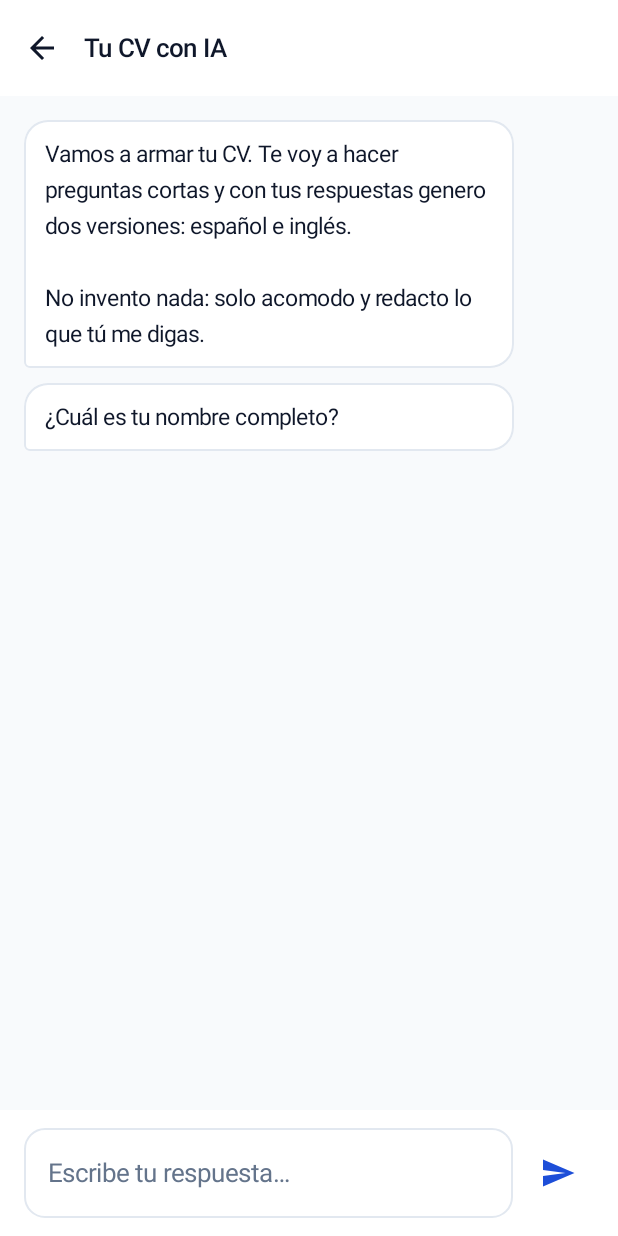
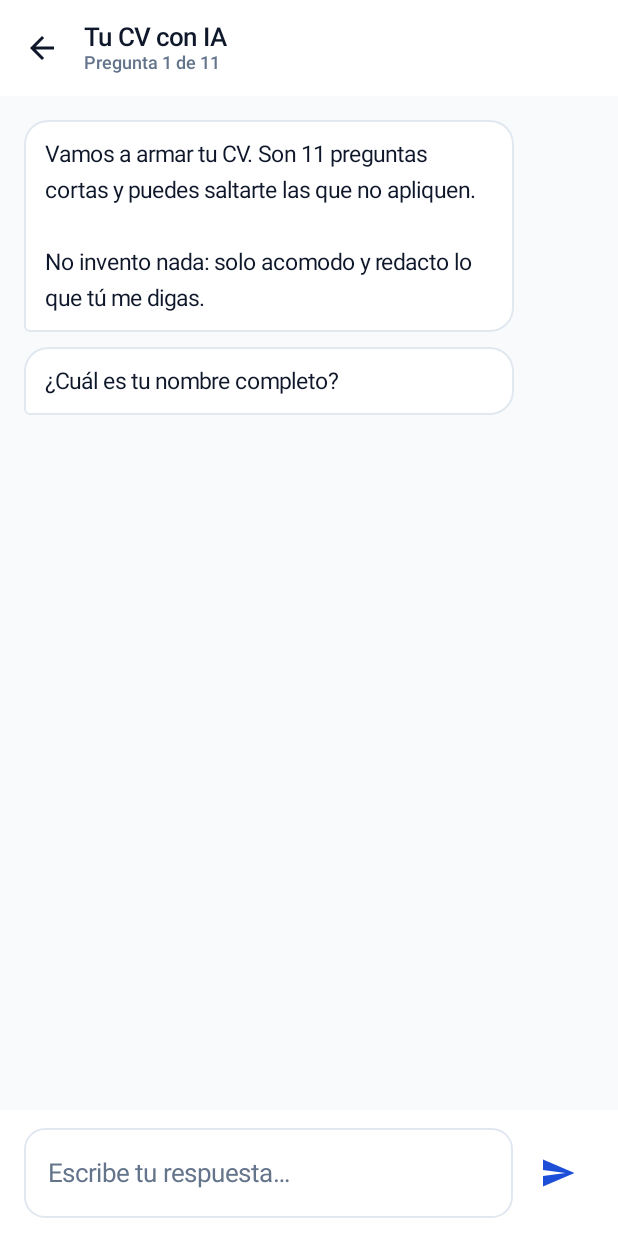
Before and after one commit to angeluzt/Mi-primer-empleo, an Android app built with Jetpack Compose: the PantallaCv screen opened through its navigation route, on a phone screen of 412 x 824 dp. Run offline under Robolectric (Android 15) with nearby library versions, the phone set to English and light mode, and no system bars; libraries missing offline, so code that uses them is left out: com.android.billingclient.

Commit message:
Hacer que la entrevista del CV termine, en vez de preguntar para siempre
Dejar que la IA decidiera la siguiente pregunta fue una mala decisión. El modelo
nunca veía lo que ya había preguntado, así que volvía a pedir lo mismo, y cada
repetición sobrescribía la respuesta anterior bajo el mismo campo: se perdía
información que la persona ya había dado. Tampoco había nada que garantizara el
final, ni forma de forzar la generación, así que escribir "ya genera el archivo"
no servía de nada.

Las preguntas de un CV son siempre las mismas, así que ahora van en un guion fijo
de once campos. Responde al instante, no gasta tokens y llega al final siempre.
La IA conserva lo único que de verdad aporta: redactar el CV con esas respuestas.

"Generar mi CV" aparece en cuanto hay nombre, puesto, formación y algo que contar,
sin esperar a que nada lo autorice. Los campos que pueden no aplicar se saltan, y
la barra dice en qué pregunta vas.

El endpoint siguientePregunta y su prompt quedaron sin uso y se eliminaron del
backend, del cliente y del script de pruebas.

Co-Authored-By: Claude Opus 5 <noreply@anthropic.com>
Claude-Session: https://claude.ai/code/session_01BEYqfCcrP1mizfFuwVsZxh

```diff
--- /dev/null
+++ b/app/src/main/java/com/angeluzt/miprimerempleo/cv/GuionEntrevista.kt
@@ -0,0 +1,113 @@
+package com.angeluzt.miprimerempleo.cv
+
+/**
+ * Las preguntas del CV son siempre las mismas, así que van escritas aquí en vez de
+ * pedírselas a la IA una por una.
+ *
+ * Dejar que el modelo decidiera la siguiente pregunta salía caro, lento y, sobre todo,
+ * no terminaba: sin memoria de lo ya preguntado volvía a pedir lo mismo y la respuesta
+ * nueva pisaba la anterior. Un guion fijo responde al instante, no cuesta nada y llega
+ * al final siempre. La IA sigue haciendo lo único que de verdad necesita hacer:
+ * redactar el CV a partir de estas respuestas.
+ */
+data class Campo(
+    val id: String,
+    val pregunta: String,
+    val ayuda: String = "",
+    /** Si se puede saltar. Los que no, hacen falta para que el CV sirva de algo. */
+    val opcional: Boolean = true,
+    val sugerencias: List<String> = emptyList(),
+)
+
+object GuionEntrevista {
+
+    val campos = listOf(
+        Campo(
+            id = "nombre",
+            pregunta = "¿Cuál es tu nombre completo?",
+            opcional = false,
+        ),
+        Campo(
+            id = "puesto_buscado",
+            pregunta = "¿Qué puesto estás buscando?",
+            ayuda = "Aunque no te sientas listo todavía, escribe el que quieres.",
+            opcional = false,
+        ),
+        Campo(
+            id = "ciudad",
+            pregunta = "¿En qué ciudad vives?",
+            ayuda = "Solo ciudad y estado. Nunca pongas tu dirección exacta en un CV.",
+            opcional = false,
+        ),
+        Campo(
+            id = "contacto",
+            pregunta = "¿Tu teléfono y tu correo?",
+            ayuda = "Usa un correo serio. El que hiciste en secundaria no.",
+            opcional = false,
+        ),
+        Campo(
+            id = "enlaces",
+            pregunta = "¿Tienes LinkedIn o un portafolio?",
+            ayuda = "Pega los links. Si no tienes, sáltalo.",
+        ),
+        Campo(
+            id = "formacion",
+            pregunta = "¿Qué estudiaste, dónde y en qué años?",
+            ayuda = "Ejemplo: Ingeniería Industrial, Universidad de Guadalajara, 2020 a 2025.",
+            opcional = false,
+        ),
+        Campo(
+            id = "experiencia",
+            pregunta = "¿Has trabajado, hecho prácticas o servicio social?",
+            ayuda = "Cuéntame el puesto, dónde, cuándo y qué hacías. Si recuerdas algún " +
+                "número (cuántas personas, cuánto bajó algo, cuántos productos), dímelo: " +
+                "es lo que más peso tiene.",
+        ),
+        Campo(
+            id = "proyectos",
+            pregunta = "¿Has hecho algún proyecto por tu cuenta o para la escuela?",
+            ayuda = "Qué problema resolvía, qué hiciste tú y qué resultado dio. " +
+                "Si está en internet, pega el link.",
+        ),
+        Campo(
+            id = "cursos",
+            pregunta = "¿Tienes cursos o certificaciones?",
+            ayuda = "Nombre del curso, quién lo dio y el año.",
+        ),
+        Campo(
+            id = "habilidades",
+            pregunta = "¿Qué herramientas o habilidades manejas?",
+            ayuda = "Programas, técnicas, maquinaria. Solo lo que de verdad sabes usar.",
+        ),
+        Campo(
+            id = "idiomas",
+            pregunta = "¿Qué idiomas hablas y en qué nivel?",
+            ayuda = "Sé honesto: si pones inglés avanzado, te van a entrevistar en inglés.",
+            sugerencias = listOf(
+                "Español nativo",
+                "Español nativo, inglés básico",
+                "Español nativo, inglés intermedio",
+            ),
+        ),
+    )
+
+    /** Con esto ya se puede armar un CV decente; lo demás lo enriquece. */
+    private val minimos = setOf("nombre", "puesto_buscado", "formacion")
+
+    fun siguienteDespuesDe(id: String): Campo? {
+        val indice = campos.indexOfFirst { it.id == id }
+        return campos.getOrNull(indice + 1)
+    }
+
+    fun posicionDe(id: String): Int = campos.indexOfFirst { it.id == id } + 1
+
+    /**
+     * Se puede generar en cuanto están los mínimos y hay algo que contar:
+     * experiencia, un proyecto o cursos. Así nadie queda atrapado respondiendo.
+     */
+    fun sePuedeGenerar(respuestas: Map<String, String>): Boolean {
+        val completos = respuestas.filterValues { it.isNotBlank() }.keys
+        if (!completos.containsAll(minimos)) return false
+        return completos.any { it in setOf("experiencia", "proyectos", "cursos") }
+    }
+}
--- a/app/src/main/java/com/angeluzt/miprimerempleo/ui/CvViewModel.kt
+++ b/app/src/main/java/com/angeluzt/miprimerempleo/ui/CvViewModel.kt
@@ -5,6 +5,8 @@ import androidx.lifecycle.AndroidViewModel
 import androidx.lifecycle.viewModelScope
 import com.angeluzt.miprimerempleo.BuildConfig
 import com.angeluzt.miprimerempleo.MiPrimerEmpleoApp
+import com.angeluzt.miprimerempleo.cv.Campo
+import com.angeluzt.miprimerempleo.cv.GuionEntrevista
 import com.angeluzt.miprimerempleo.cv.ParCv
 import kotlinx.coroutines.flow.MutableStateFlow
 import kotlinx.coroutines.flow.StateFlow
@@ -16,132 +18,125 @@ import kotlinx.coroutines.launch
 data class TurnoCv(val esUsuario: Boolean, val texto: String)
 
 data class EstadoCv(
-    val turnos: List<TurnoCv> = APERTURA,
+    val turnos: List<TurnoCv> = emptyList(),
     val respuestas: Map<String, String> = emptyMap(),
-    val campoActual: String = "nombre",
-    val sugerencias: List<String> = emptyList(),
-    val pensando: Boolean = false,
-    val listoParaGenerar: Boolean = false,
+    val campo: Campo? = GuionEntrevista.campos.first(),
     val generando: Boolean = false,
     val cv: ParCv? = null,
     val error: String? = null,
 ) {
-    companion object {
-        /** La primera pregunta va fija para no gastar una llamada en algo que siempre es igual. */
-        val APERTURA = listOf(
-            TurnoCv(
-                false,
-                "Vamos a armar tu CV. Te voy a hacer preguntas cortas y con tus " +
-                    "respuestas genero dos versiones: español e inglés.\n\n" +
-                    "No invento nada: solo acomodo y redacto lo que tú me digas.",
-            ),
-            TurnoCv(false, "¿Cuál es tu nombre completo?"),
-        )
-    }
+    val puedeGenerar: Boolean get() = GuionEntrevista.sePuedeGenerar(respuestas)
+    val posicion: Int get() = campo?.let { GuionEntrevista.posicionDe(it.id) } ?: GuionEntrevista.campos.size
+    val total: Int get() = GuionEntrevista.campos.size
+    val terminoElGuion: Boolean get() = campo == null
 }
 
 class CvViewModel(app: Application) : AndroidViewModel(app) {
 
     private val contexto = app as MiPrimerEmpleoApp
-    private val _estado = MutableStateFlow(EstadoCv())
+    private val _estado = MutableStateFlow(estadoInicial())
     val estado: StateFlow<EstadoCv> = _estado.asStateFlow()
 
-    private suspend fun llaveLocal(): String =
-        if (BuildConfig.LLAVE_LOCAL_PERMITIDA) contexto.progreso.estado.first().llaveOpenAi else ""
-
-    private suspend fun token(): String = contexto.compras.tokenDelPase().orEmpty()
-
-    /**
-     * Sin llave pegada y sin backend desplegado no hay a quién preguntarle. Decirlo
-     * de frente evita que la persona se quede mirando «Escribiendo…» sin entender.
-     */
-    private fun faltaConfiguracion(llave: String): String? {
-        if (llave.isNotBlank()) return null
-        if (!BuildConfig.BACKEND_URL.contains("TU-PROYECTO")) return null
-        return if (BuildConfig.LLAVE_LOCAL_PERMITIDA) {
-            "Todavía no hay a quién preguntarle. Entra a Ajustes y pega tu llave de OpenAI, " +
-                "o compila la app apuntando a tu backend."
-        } else {
-            "El servicio no está disponible en este momento."
-        }
-    }
-
-    fun responder(texto: String) {
-        val limpio = texto.trim()
-        if (limpio.isEmpty() || _estado.value.pensando) return
-
-        _estado.update {
-            it.copy(
-                turnos = it.turnos + TurnoCv(true, limpio),
-                respuestas = it.respuestas + (it.campoActual to limpio),
-                sugerencias = emptyList(),
-                pensando = true,
-                error = null,
+    private fun estadoInicial(): EstadoCv {
+        val primero = GuionEntrevista.campos.first()
+        return EstadoCv(
+            turnos = listOf(
+                TurnoCv(
+                    false,
+                    "Vamos a armar tu CV. Son ${GuionEntrevista.campos.size} preguntas cortas " +
+                        "y puedes saltarte las que no apliquen.\n\n" +
+                        "No invento nada: solo acomodo y redacto lo que tú me digas.",
+                ),
+                TurnoCv(false, textoDe(primero)),
+            ),
+            campo = primero,
         )
     }
 
-        viewModelScope.launch {
-            val llave = llaveLocal()
-            faltaConfiguracion(llave)?.let { aviso ->
-                _estado.update { it.copy(pensando = false, error = aviso) }
-                return@launch
+    private fun textoDe(campo: Campo): String =
+        listOfNotNull(campo.pregunta, campo.ayuda.ifBlank { null }).joinToString("\n\n")
+
+    /** Guarda la respuesta y avanza. Sin llamadas de red: es instantáneo. */
+    fun responder(texto: String) {
+        val limpio = texto.trim()
+        val actual = _estado.value.campo ?: return
+        if (limpio.isEmpty()) return
+        avanzar(actual, limpio, TurnoCv(true, limpio))
     }
 
-            contexto.clienteCv
-                .siguientePregunta(token(), _estado.value.respuestas, llave)
-                .onSuccess { siguiente ->
-                    _estado.update {
-                        if (siguiente.terminado) {
-                            it.copy(
-                                pensando = false,
-                                listoParaGenerar = true,
-                                turnos = it.turnos + TurnoCv(
+    fun saltar() {
+        val actual = _estado.value.campo ?: return
+        avanzar(actual, "", TurnoCv(true, "Saltar"))
+    }
+
+    private fun avanzar(actual: Campo, respuesta: String, turnoUsuario: TurnoCv) {
+        val siguiente = GuionEntrevista.siguienteDespuesDe(actual.id)
+        _estado.update { estado ->
+            val respuestas =
+                if (respuesta.isBlank()) estado.respuestas
+                else estado.respuestas + (actual.id to respuesta)
+
+            estado.copy(
+                respuestas = respuestas,
+                campo = siguiente,
+                error = null,
+                turnos = estado.turnos + turnoUsuario + listOf(
+                    if (siguiente != null) {
+                        TurnoCv(false, textoDe(siguiente))
+                    } else {
+                        TurnoCv(
                             false,
-                                    "Ya tengo lo necesario. Genera tu CV cuando quieras, " +
-                                        "o sigue contándome si falta algo.",
-                                ),
+                            "Eso es todo. Dale a «Generar mi CV» y te lo armo en español e inglés.",
                         )
-                        } else {
-                            it.copy(
-                                pensando = false,
-                                campoActual = siguiente.campo,
-                                sugerencias = siguiente.sugerencias,
-                                turnos = it.turnos + TurnoCv(
-                                    false,
-                                    listOfNotNull(
-                                        siguiente.pregunta,
-                                        siguiente.ayuda.ifBlank { null },
-                                    ).joinToString("\n\n"),
+                    },
                 ),
             )
         }
     }
-                }
-                .onFailure { fallo ->
+
+    /** Vuelve a preguntar un campo ya contestado, por si la persona quiere corregirlo. */
+    fun volverA(campoId: String) {
+        val campo = GuionEntrevista.campos.firstOrNull { it.id == campoId } ?: return
         _estado.update {
-                        it.copy(pensando = false, error = fallo.message ?: "No pudimos continuar.")
-                    }
-                }
+            it.copy(campo = campo, turnos = it.turnos + TurnoCv(false, textoDe(campo)))
         }
     }
 
     fun generar() {
-        if (_estado.value.generando) return
+        val estado = _estado.value
+        if (estado.generando || !estado.puedeGenerar) return
         _estado.update { it.copy(generando = true, error = null) }
 
         viewModelScope.launch {
-            val llave = llaveLocal()
+            val llave =
+                if (BuildConfig.LLAVE_LOCAL_PERMITIDA) contexto.progreso.estado.first().llaveOpenAi
+                else ""
+
             faltaConfiguracion(llave)?.let { aviso ->
                 _estado.update { it.copy(generando = false, error = aviso) }
                 return@launch
             }
 
             contexto.clienteCv
-                .generar(token(), _estado.value.respuestas, llaveLocal = llave)
+                .generar(
+                    purchaseToken = contexto.compras.tokenDelPase().orEmpty(),
+                    respuestas = estado.respuestas,
+                    llaveLocal = llave,
+                )
                 .onSuccess { par ->
                     contexto.progreso.registrarCvGenerado()
                     contexto.progreso.guardarCv(par)
-                    _estado.update { it.copy(generando = false, cv = par) }
+                    _estado.update {
+                        it.copy(
+                            generando = false,
+                            cv = par,
+                            turnos = it.turnos + TurnoCv(
+                                false,
+                                "Listo. Revisa el resultado en «Ver formatos» y dime si algo " +
+                                    "no coincide con lo que me contaste.",
+                            ),
+                        )
+                    }
                 }
                 .onFailure { fallo ->
                     _estado.update {
@@ -151,5 +146,19 @@ class CvViewModel(app: Application) : AndroidViewModel(app) {
         }
     }
 
+    /**
+     * Sin llave pegada y sin backend desplegado no hay a quién pedirle la redacción.
+     * Decirlo de frente evita dejar a la persona esperando sin entender.
+     */
+    private fun faltaConfiguracion(llave: String): String? {
+        if (llave.isNotBlank()) return null
+        if (!BuildConfig.BACKEND_URL.contains("TU-PROYECTO")) return null
+        return if (BuildConfig.LLAVE_LOCAL_PERMITIDA) {
+            "Falta configurar la IA. Entra a Ajustes y pega tu llave de OpenAI."
+        } else {
+            "El servicio no está disponible en este momento."
+        }
+    }
+
     fun descartarError() = _estado.update { it.copy(error = null) }
 }
--- a/app/src/main/java/com/angeluzt/miprimerempleo/ui/screens/PantallaCv.kt
+++ b/app/src/main/java/com/angeluzt/miprimerempleo/ui/screens/PantallaCv.kt
@@ -35,6 +35,7 @@ import androidx.compose.material3.MaterialTheme
 import androidx.compose.material3.OutlinedTextField
 import androidx.compose.material3.Scaffold
 import androidx.compose.material3.Text
+import androidx.compose.material3.TextButton
 import androidx.compose.material3.TopAppBar
 import androidx.compose.runtime.Composable
 import androidx.compose.runtime.LaunchedEffect
@@ -69,7 +70,7 @@ fun PantallaCv(
     var entrada by remember { mutableStateOf("") }
     val listState = rememberLazyListState()
 
-    LaunchedEffect(cv.turnos.size, cv.pensando) {
+    LaunchedEffect(cv.turnos.size, cv.generando) {
         listState.animateScrollToItem((cv.turnos.size + 1).coerceAtLeast(0))
     }
 
@@ -83,7 +84,18 @@ fun PantallaCv(
     Scaffold(
         topBar = {
             TopAppBar(
-                title = { Text("Tu CV con IA", style = MaterialTheme.typography.titleMedium) },
+                title = {
+                    Column {
+                        Text("Tu CV con IA", style = MaterialTheme.typography.titleMedium)
+                        if (!cv.terminoElGuion) {
+                            Text(
+                                "Pregunta ${cv.posicion} de ${cv.total}",
+                                style = MaterialTheme.typography.labelSmall,
+                                color = MaterialTheme.colorScheme.onSurfaceVariant,
+                            )
+                        }
+                    }
+                },
                 navigationIcon = {
                     IconButton(onClick = onAtras) {
                         Icon(Icons.AutoMirrored.Filled.ArrowBack, contentDescription = "Atrás")
@@ -105,18 +117,18 @@ fun PantallaCv(
                 if (cv.cv != null) {
                     BarraExportar(estado, onPaywall, onPlantillas)
                     Spacer(Modifier.height(10.dp))
-                } else if (cv.listoParaGenerar) {
-                    BotonGenerar(cv.generando) { vm.generar() }
+                } else if (cv.puedeGenerar) {
+                    BotonGenerar(cv.generando, cv.terminoElGuion) { vm.generar() }
                     Spacer(Modifier.height(10.dp))
                 }
 
-                if (cv.sugerencias.isNotEmpty() && !cv.pensando) {
+                cv.campo?.sugerencias?.takeIf { it.isNotEmpty() }?.let { sugerencias ->
                     Row(
                         Modifier
                             .horizontalScroll(rememberScrollState())
                             .padding(bottom = 10.dp),
                     ) {
-                        cv.sugerencias.forEach { sugerencia ->
+                        sugerencias.forEach { sugerencia ->
                             AssistChip(
                                 onClick = { vm.responder(sugerencia) },
                                 label = { Text(sugerencia) },
@@ -126,6 +138,7 @@ fun PantallaCv(
                     }
                 }
 
+                if (cv.campo != null) {
                     Row(verticalAlignment = Alignment.CenterVertically) {
                         OutlinedTextField(
                             value = entrada,
@@ -134,11 +147,11 @@ fun PantallaCv(
                             placeholder = { Text("Escribe tu respuesta…") },
                             shape = RoundedCornerShape(14.dp),
                             maxLines = 4,
-                        enabled = !cv.pensando && !cv.generando,
+                            enabled = !cv.generando,
                         )
                         IconButton(
                             onClick = enviar,
-                        enabled = entrada.isNotBlank() && !cv.pensando && !cv.generando,
+                            enabled = entrada.isNotBlank() && !cv.generando,
                             modifier = Modifier.padding(start = 6.dp),
                         ) {
                             Icon(
@@ -146,6 +159,15 @@ fun PantallaCv(
                                 contentDescription = "Enviar",
                                 tint = MaterialTheme.colorScheme.primary,
                             )
+                        }
+                    }
+                    if (cv.campo?.opcional == true) {
+                        TextButton(
+                            onClick = { entrada = ""; vm.saltar() },
+                            enabled = !cv.generando,
+                        ) {
+                            Text("No tengo esto, saltar")
+                        }
                     }
                 }
             }
@@ -160,8 +182,8 @@ fun PantallaCv(
             verticalArrangement = Arrangement.spacedBy(10.dp),
         ) {
             items(cv.turnos) { turno -> Burbuja(turno) }
-            if (cv.pensando || cv.generando) {
-                item { Pensando(cv.generando) }
+            if (cv.generando) {
+                item { Pensando() }
             }
             item { Spacer(Modifier.height(8.dp)) }
         }
@@ -201,11 +223,11 @@ private fun Burbuja(turno: TurnoCv) {
 }
 
 @Composable
-private fun Pensando(generando: Boolean) {
+private fun Pensando() {
     Row(Modifier.padding(start = 12.dp), verticalAlignment = Alignment.CenterVertically) {
         CircularProgressIndicator(modifier = Modifier.size(16.dp), strokeWidth = 2.dp)
         Text(
-            text = if (generando) "Armando tu CV en español e inglés…" else "Escribiendo…",
+            text = "Armando tu CV en español e inglés…",
             style = MaterialTheme.typography.labelSmall,
             color = MaterialTheme.colorScheme.onSurfaceVariant,
             modifier = Modifier.padding(start = 10.dp),
@@ -243,7 +265,8 @@ private fun AvisoError(mensaje: String, onCerrar: () -> Unit) {
 }
 
 @Composable
-private fun BotonGenerar(generando: Boolean, onGenerar: () -> Unit) {
+private fun BotonGenerar(generando: Boolean, guionCompleto: Boolean, onGenerar: () -> Unit) {
+    Column {
         Button(
             onClick = onGenerar,
             enabled = !generando,
@@ -253,6 +276,15 @@ private fun BotonGenerar(generando: Boolean, onGenerar: () -> Unit) {
             shape = RoundedCornerShape(14.dp),
         ) {
             Text(if (generando) "Generando…" else "Generar mi CV")
+        }
+        if (!guionCompleto) {
+            Text(
+                text = "Ya tengo lo mínimo. Si sigues contestando, tu CV queda mejor.",
+                style = MaterialTheme.typography.labelSmall,
+                color = MaterialTheme.colorScheme.onSurfaceVariant,
+                modifier = Modifier.padding(top = 6.dp),
+            )
+        }
     }
 }
 
```
Also changed, not shown: app/src/main/java/com/angeluzt/miprimerempleo/cv/ClienteCv.kt (+0 -33 lines), 4 other files. Lines whose indentation alone changed are shown as unchanged.
